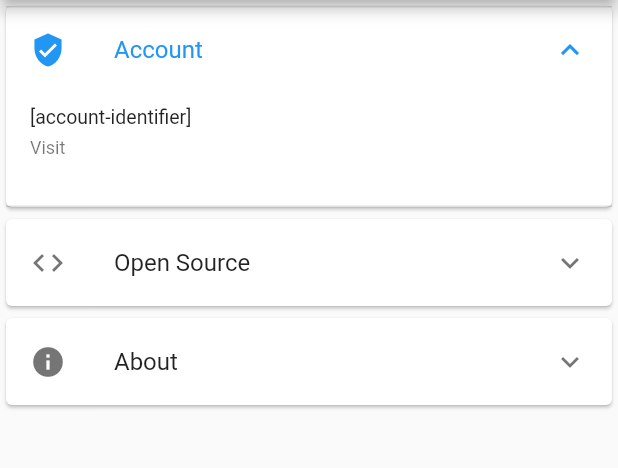
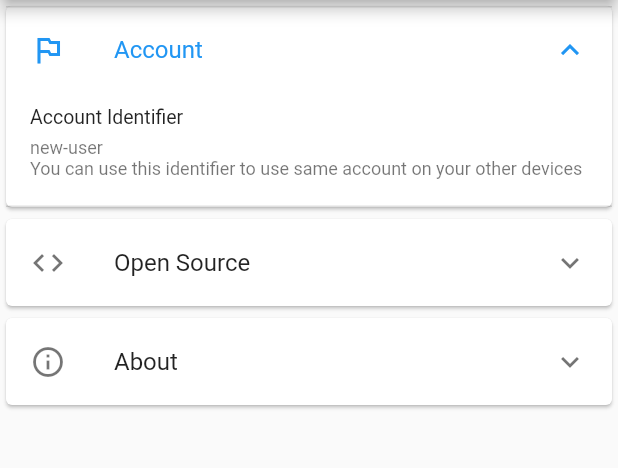
Before and after one commit to miphaio/seafood-crossing, a Flutter app: the AboutIndex screen opened directly, after a tap on "Account", on a phone screen of 412 x 824 dp, the part 84-552 px from its top. Run offline on Flutter 3.47's test engine with Material 2 defaults, Android fonts, the phone set to English and light mode, and no system bars; our stand-ins replace cached_network_image, device_info, dio, package_info, shared_preferences; missing offline and left inert: unicorndial; accounts and stored records are empty; network calls fail.

Commit message:
implement about

```diff
--- a/lib/about/tiles/about.dart
+++ b/lib/about/tiles/about.dart
@@ -1,31 +1,43 @@
 import 'package:flutter/material.dart';
+import 'package:package_info/package_info.dart';
 import 'package:seafood_crossing/i18n/core/localizations.dart';
-import 'package:seafood_crossing/util/external.dart';
-import 'package:url_launcher/url_launcher.dart';
 
-class AboutAboutTile extends StatelessWidget {
+class AboutAboutTile extends StatefulWidget {
+  @override
+  _AboutAboutTileState createState() => _AboutAboutTileState();
+}
+
+class _AboutAboutTileState extends State<AboutAboutTile> {
+  String _version;
+
+  @override
+  void initState() {
+    super.initState();
+    this._initPackageInfo();
+  }
+
   @override
   Widget build(BuildContext context) {
     final CoreLocalizations coreLocalizations = CoreLocalizations.of(context);
     return Card(
       child: ExpansionTile(
-        leading: Icon(Icons.info),
+        leading: Icon(Icons.info_outline),
         title: coreLocalizations.getText('about'),
         children: <Widget>[
           ListTile(
             dense: true,
-            title: coreLocalizations.getText('github'),
-            subtitle: coreLocalizations.getText('visit'),
-            onTap: () async {
-              if (await canLaunch(seafoodCrossingGithubUrl)) {
-                await launch(seafoodCrossingGithubUrl);
-              } else {
-                print('123');
-              }
-            },
+            title: coreLocalizations.getText('version-number'),
+            subtitle: Text(this._version != null ? this._version : '...'),
           ),
         ],
       ),
     );
   }
+
+  Future<void> _initPackageInfo() async {
+    PackageInfo packageInfo = await PackageInfo.fromPlatform();
+    this.setState(() {
+      this._version = packageInfo.version;
+    });
+  }
 }
--- a/lib/about/tiles/account.dart
+++ b/lib/about/tiles/account.dart
@@ -1,8 +1,6 @@
 import 'package:flutter/material.dart';
-import 'package:package_info/package_info.dart';
 import 'package:seafood_crossing/i18n/core/localizations.dart';
-import 'package:seafood_crossing/util/external.dart';
-import 'package:url_launcher/url_launcher.dart';
+import 'package:seafood_crossing/util/user-info.dart';
 
 class AccountAboutTile extends StatefulWidget {
   @override
@@ -10,12 +8,12 @@ class AccountAboutTile extends StatefulWidget {
 }
 
 class _AccountAboutTileState extends State<AccountAboutTile> {
-  String _version;
+  String _identifier;
 
   @override
   void initState() {
     super.initState();
-    this._initPackageInfo();
+    this._initIdentifier();
   }
 
   @override
@@ -23,7 +21,7 @@ class _AccountAboutTileState extends State<AccountAboutTile> {
     final CoreLocalizations coreLocalizations = CoreLocalizations.of(context);
     return Card(
       child: ExpansionTile(
-        leading: Icon(Icons.verified_user),
+        leading: Icon(Icons.outlined_flag),
         title: coreLocalizations.getText('account'),
         children: <Widget>[
           ListTile(
@@ -33,26 +31,20 @@ class _AccountAboutTileState extends State<AccountAboutTile> {
             subtitle: Column(
               crossAxisAlignment: CrossAxisAlignment.start,
               children: <Widget>[
-                coreLocalizations.getText('visit'),
+                Text(this._identifier != null ? this._identifier : '...'),
+                coreLocalizations.getText('account-identifier-extend'),
               ],
             ),
-            onTap: () async {
-              if (await canLaunch(seafoodCrossingGithubUrl)) {
-                await launch(seafoodCrossingGithubUrl);
-              } else {
-                print('123');
-              }
-            },
           ),
         ],
       ),
     );
   }
 
-  Future<void> _initPackageInfo() async {
-    PackageInfo packageInfo = await PackageInfo.fromPlatform();
+  Future<void> _initIdentifier() async {
+    UserInfo userInfo = await UserInfo.gather();
     this.setState(() {
-      this._version = packageInfo.version;
+      this._identifier = userInfo.identifier;
     });
   }
 }
--- a/lib/i18n/core/core-en.dart
+++ b/lib/i18n/core/core-en.dart
@@ -3,6 +3,9 @@ const Map<String, String> coreLocalizationEnglish = {
   'access-code': 'Access Code',
   'access-code-hint': 'Access Code toward your island',
   'account': 'Account',
+  'account-identifier': 'Account Identifier',
+  'account-identifier-extend':
+      'You can use this identifier to use same account on your other devices',
   'create-destination': 'Create New Destination',
   'description': 'Description',
   'description-hint': 'More information about this trip',
@@ -25,5 +28,6 @@ const Map<String, String> coreLocalizationEnglish = {
   'title': 'Title',
   'title-hint': 'Purpose of this trip',
   'travel': 'Travel',
+  'version-number': 'Version',
   'visit': 'Visit',
 };
--- a/lib/i18n/core/core-zh.dart
+++ b/lib/i18n/core/core-zh.dart
@@ -3,6 +3,8 @@ const Map<String, String> coreLocalizationChinese = {
   'access-code': '密码',
   'access-code-hint': '链接岛屿的密码',
   'account': '账户',
+  'account-identifier': '账户识别码',
+  'account-identifier-extend': '你可以用此识别码在其他设备上使用你的账户',
   'create-destination': '创建新旅行',
   'description': '描述',
   'description-hint': '一些补充信息',
@@ -25,5 +27,6 @@ const Map<String, String> coreLocalizationChinese = {
   'title': '标题',
   'title-hint': '旅行的原因',
   'travel': '旅行',
+  'version-number': '版本',
   'visit': '访问',
 };
--- a/lib/travel/travel.dart
+++ b/lib/travel/travel.dart
@@ -63,15 +63,19 @@ class _TravelPageState extends State<TravelPage> {
     await this.updateAccountId();
     final List<FetchRepositoryElement> destinations = await fetchRepository();
 
+    if (this.mounted) {
       this.setState(() {
         this._destinations = destinations;
       });
     }
+  }
 
   Future<void> updateAccountId() async {
     final UserInfo info = await UserInfo.gather();
+    if (this.mounted) {
       this.setState(() {
         this._accountId = info.accountId;
       });
     }
   }
+}
```
Lines whose indentation alone changed are shown as unchanged.
